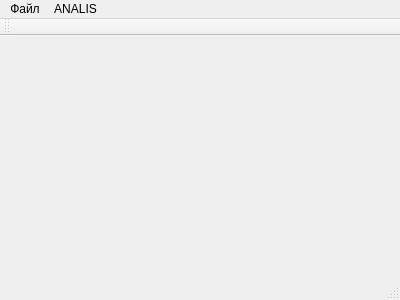
de1mos242/USDiplom, file mainwindow.ui: the form before one commit.
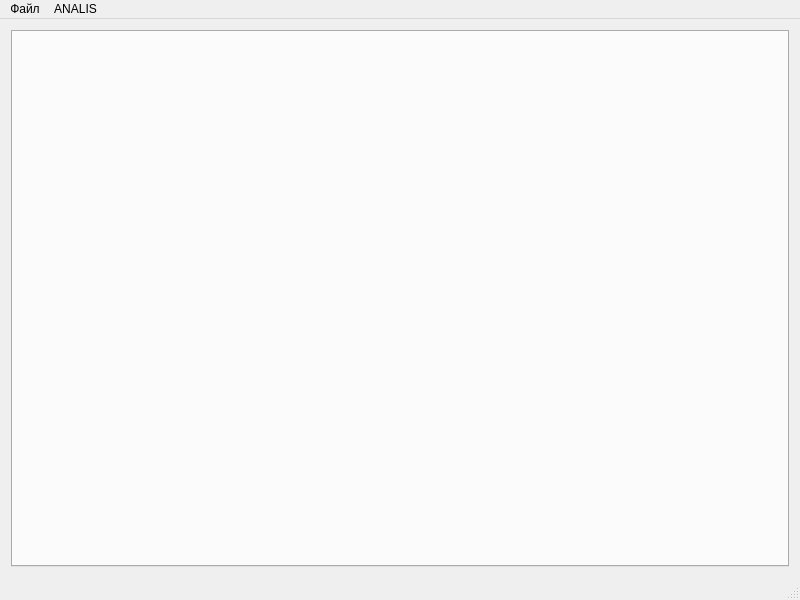
The form after the commit.

What changed in the file:
```diff
--- a/mainwindow.ui
+++ b/mainwindow.ui
@@ -6,27 +6,40 @@
    <rect>
     <x>0</x>
     <y>0</y>
-    <width>400</width>
-    <height>300</height>
+    <width>800</width>
+    <height>600</height>
    </rect>
   </property>
   <property name="windowTitle">
    <string>MainWindow</string>
   </property>
-  <widget class="QWidget" name="centralWidget"/>
+  <property name="dockOptions">
+   <set>QMainWindow::AllowTabbedDocks|QMainWindow::AnimatedDocks</set>
+  </property>
+  <widget class="QWidget" name="centralWidget">
+   <layout class="QGridLayout" name="gridLayout">
+    <item row="0" column="0">
+     <widget class="QTabWidget" name="tabWidget">
+      <property name="currentIndex">
+       <number>-1</number>
+      </property>
+     </widget>
+    </item>
+   </layout>
+  </widget>
   <widget class="QMenuBar" name="menuBar">
    <property name="geometry">
     <rect>
      <x>0</x>
      <y>0</y>
-     <width>400</width>
+     <width>800</width>
      <height>25</height>
     </rect>
    </property>
    <property name="defaultUp">
     <bool>true</bool>
    </property>
-   <widget class="QMenu" name="menu">
+   <widget class="QMenu" name="menuFile">
     <property name="title">
      <string>Файл</string>
     </property>
@@ -62,16 +75,13 @@
     <addaction name="ComponentAnalyze"/>
     <addaction name="ElasticMapAnalyze"/>
    </widget>
-   <addaction name="menu"/>
+   <addaction name="menuFile"/>
    <addaction name="menuANALIS"/>
   </widget>
-  <widget class="QToolBar" name="mainToolBar">
-   <attribute name="toolBarArea">
-    <enum>TopToolBarArea</enum>
-   </attribute>
-   <attribute name="toolBarBreak">
+  <widget class="QStatusBar" name="statusBar">
+   <property name="enabled">
     <bool>false</bool>
-   </attribute>
+   </property>
   </widget>
   <widget class="QStatusBar" name="statusBar"/>
   <action name="OpenFile">
```
Left out of the diff: 13 changed lines with no effect on the pictures.
